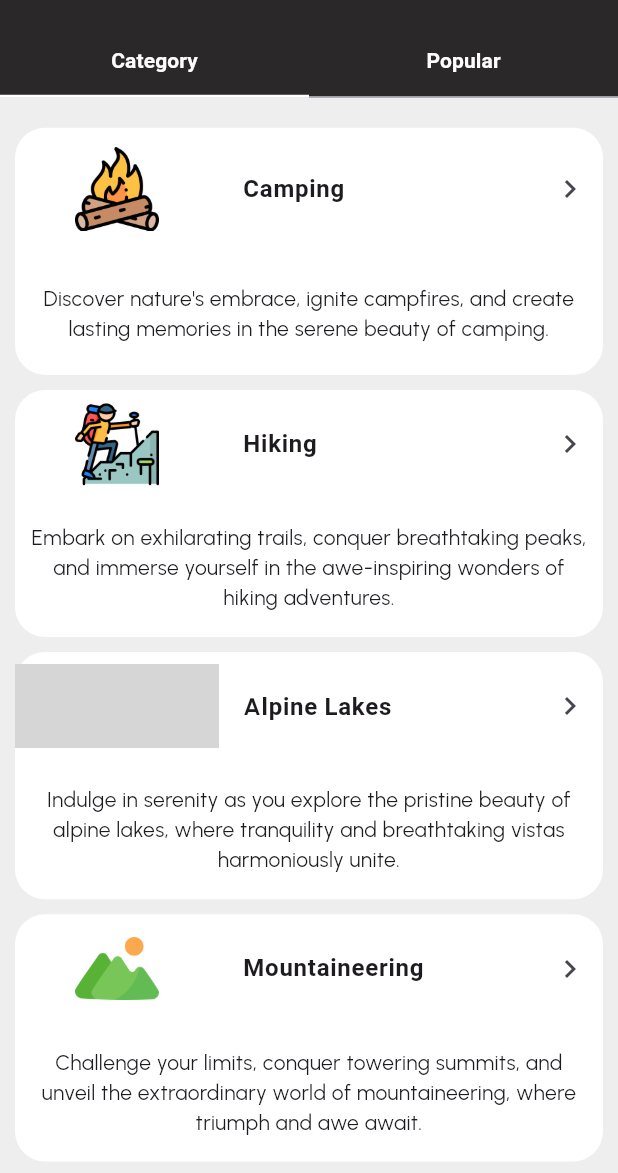
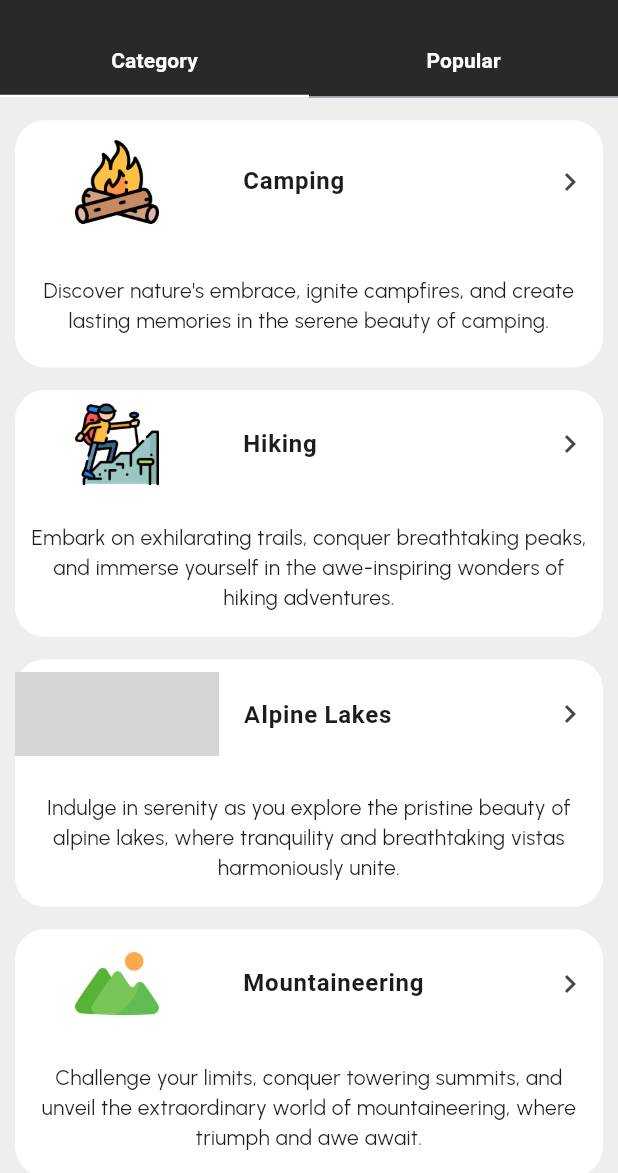
Before and after one commit to tavkeer/Waran, a Flutter app: the screen it shows after launch, on a phone screen of 412 x 824 dp, the part 63-1236 px from its top. Run offline on Flutter 3.47's test engine with Material 2 defaults, Android fonts, the phone set to English and light mode, and no system bars; our stand-ins replace get, google_fonts; Roboto replaces fonts that are missing (Ubuntu); grey boxes are pictures that could not be loaded.

Commit message:
cleaned code a little bit

```diff
--- /dev/null
+++ b/lib/models/categroy_model.dart
@@ -0,0 +1,43 @@
+class CategroyDataModel {
+  final String imagePath;
+  final String desc;
+  final String text;
+  CategroyDataModel({
+    required this.imagePath,
+    required this.desc,
+    required this.text,
+  });
+
+  static List<CategroyDataModel> data = [
+    CategroyDataModel(
+      imagePath: 'assets/campingIcon.png',
+      desc:
+          "Discover nature's embrace, ignite campfires, and create lasting memories in the serene beauty of camping.",
+      text: "Camping",
+    ),
+    CategroyDataModel(
+      imagePath: 'assets/hikingIcon.png',
+      desc:
+          "Embark on exhilarating trails, conquer breathtaking peaks, and immerse yourself in the awe-inspiring wonders of hiking adventures.",
+      text: "Hiking",
+    ),
+    CategroyDataModel(
+      imagePath: 'assets/lakesIcon.png',
+      desc:
+          "Indulge in serenity as you explore the pristine beauty of alpine lakes, where tranquility and breathtaking vistas harmoniously unite.",
+      text: "Alpine Lakes",
+    ),
+    CategroyDataModel(
+      imagePath: 'assets/mountainIcon.png',
+      desc:
+          "Challenge your limits, conquer towering summits, and unveil the extraordinary world of mountaineering, where triumph and awe await.",
+      text: "Mountaineering",
+    ),
+    CategroyDataModel(
+      imagePath: 'assets/peeks.png',
+      desc:
+          "Challenge your limits, conquer towering summits, and unveil the extraordinary world of mountain peeks, where triumph and awe await.",
+      text: "Mountain Peaks",
+    ),
+  ];
+}
--- a/lib/presentation/home-page/components/category_page.dart
+++ b/lib/presentation/home-page/components/category_page.dart
@@ -1,3 +1,4 @@
+import 'package:waran/models/categroy_model.dart';
 import 'package:waran/screens.dart';
 
 class CategoryPage extends StatelessWidget {
@@ -13,52 +14,18 @@ class CategoryPage extends StatelessWidget {
     //width of the device
     final double width = MediaQuery.of(context).size.width;
 
+    final List<CategroyDataModel> data = CategroyDataModel.data;
     debugPrint("height: $height\nwidth:$width");
-    return const Padding(
-      padding: EdgeInsets.symmetric(horizontal: 10),
-      child: SingleChildScrollView(
-        child: Column(
-          mainAxisAlignment: MainAxisAlignment.center,
-          crossAxisAlignment: CrossAxisAlignment.center,
-          children: [
-            SizedBox(height: 20),
-            CategoryListItem(
-              imagePath: 'assets/campingIcon.png',
-              desc:
-                  "Discover nature's embrace, ignite campfires, and create lasting memories in the serene beauty of camping.",
-              text: "Camping",
-            ),
-            SizedBox(height: 10),
-            CategoryListItem(
-              imagePath: 'assets/hikingIcon.png',
-              desc:
-                  "Embark on exhilarating trails, conquer breathtaking peaks, and immerse yourself in the awe-inspiring wonders of hiking adventures.",
-              text: "Hiking",
-            ),
-            SizedBox(height: 10),
-            CategoryListItem(
-              imagePath: 'assets/lakesIcon.png',
-              desc:
-                  "Indulge in serenity as you explore the pristine beauty of alpine lakes, where tranquility and breathtaking vistas harmoniously unite.",
-              text: "Alpine Lakes",
-            ),
-            SizedBox(height: 10),
-            CategoryListItem(
-              imagePath: 'assets/mountainIcon.png',
-              desc:
-                  "Challenge your limits, conquer towering summits, and unveil the extraordinary world of mountaineering, where triumph and awe await.",
-              text: "Mountaineering",
-            ),
-            SizedBox(height: 10),
-            CategoryListItem(
-              imagePath: 'assets/peeks.png',
-              desc:
-                  "Challenge your limits, conquer towering summits, and unveil the extraordinary world of mountain peeks, where triumph and awe await.",
-              text: "Mountain Peaks",
-            ),
-            SizedBox(height: 10),
-          ],
-        ),
+
+    return Padding(
+      padding: const EdgeInsets.symmetric(horizontal: 10),
+      child: ListView.builder(
+        itemCount: data.length,
+        itemBuilder: (context, index) {
+          return CategoryListItem(
+            data: data[index],
+          );
+        },
       ),
     );
   }
--- a/lib/presentation/home-page/components/categorylist_item.dart
+++ b/lib/presentation/home-page/utils/categorylist_item.dart
@@ -1,16 +1,13 @@
+// ignore_for_file: public_member_api_docs, sort_constructors_first
 import 'package:waran/screens.dart';
 
 class CategoryListItem extends StatelessWidget {
   const CategoryListItem({
     Key? key,
-    required this.imagePath,
-    required this.text,
-    required this.desc,
+    required this.data,
   }) : super(key: key);
 
-  final String imagePath;
-  final String text;
-  final String desc;
+  final dynamic data;
 
   @override
   Widget build(BuildContext context) {
@@ -23,6 +20,7 @@ class CategoryListItem extends StatelessWidget {
     return Container(
       width: width,
       height: height * 0.2,
+      margin: const EdgeInsets.only(top: 15),
       decoration: BoxDecoration(
         color: Colors.white,
         borderRadius: BorderRadius.circular(20),
@@ -41,10 +39,10 @@ class CategoryListItem extends StatelessWidget {
                 decoration: BoxDecoration(
                   borderRadius: BorderRadius.circular(15),
                 ),
-                child: Image.asset(imagePath),
+                child: Image.asset(data.imagePath),
               ),
               title: Text(
-                text,
+                data.text,
                 style: const TextStyle(
                   fontWeight: FontWeight.bold,
                 ),
@@ -57,7 +55,7 @@ class CategoryListItem extends StatelessWidget {
             Padding(
               padding: const EdgeInsets.all(8.0),
               child: Text(
-                desc,
+                data.desc,
                 textAlign: TextAlign.center,
                 style: TextStyle(
                   fontFamily: GoogleFonts.urbanist().fontFamily,
--- a/lib/screens.dart
+++ b/lib/screens.dart
@@ -10,6 +10,7 @@ export 'package:waran/presentation/home-page/components/popularplace_page.dart';
 export 'package:get/get_core/get_core.dart';
 export 'package:waran/constants.dart';
 export 'package:waran/controllers/tab_controller.dart';
-export 'package:waran/presentation/home-page/components/popularplacelist_item.dart';
-export 'package:waran/presentation/home-page/components/categorylist_item.dart';
+export 'package:waran/presentation/home-page/utils/popularplacelist_item.dart';
+export 'package:waran/presentation/home-page/utils/categorylist_item.dart';
+export 'package:waran/models/popularplace_model.dart';
 export 'package:get/get_instance/get_instance.dart';
```
Also changed, not shown: lib/models/popularplace_model.dart (added, +41 -0 lines), lib/presentation/home-page/components/popularplace_page.dart (+11 -47 lines), lib/presentation/home-page/utils/popularplacelist_item.dart (renamed from lib/presentation/home-page/components/popularplacelist_item.dart, +6 -9 lines), 1 other file.
